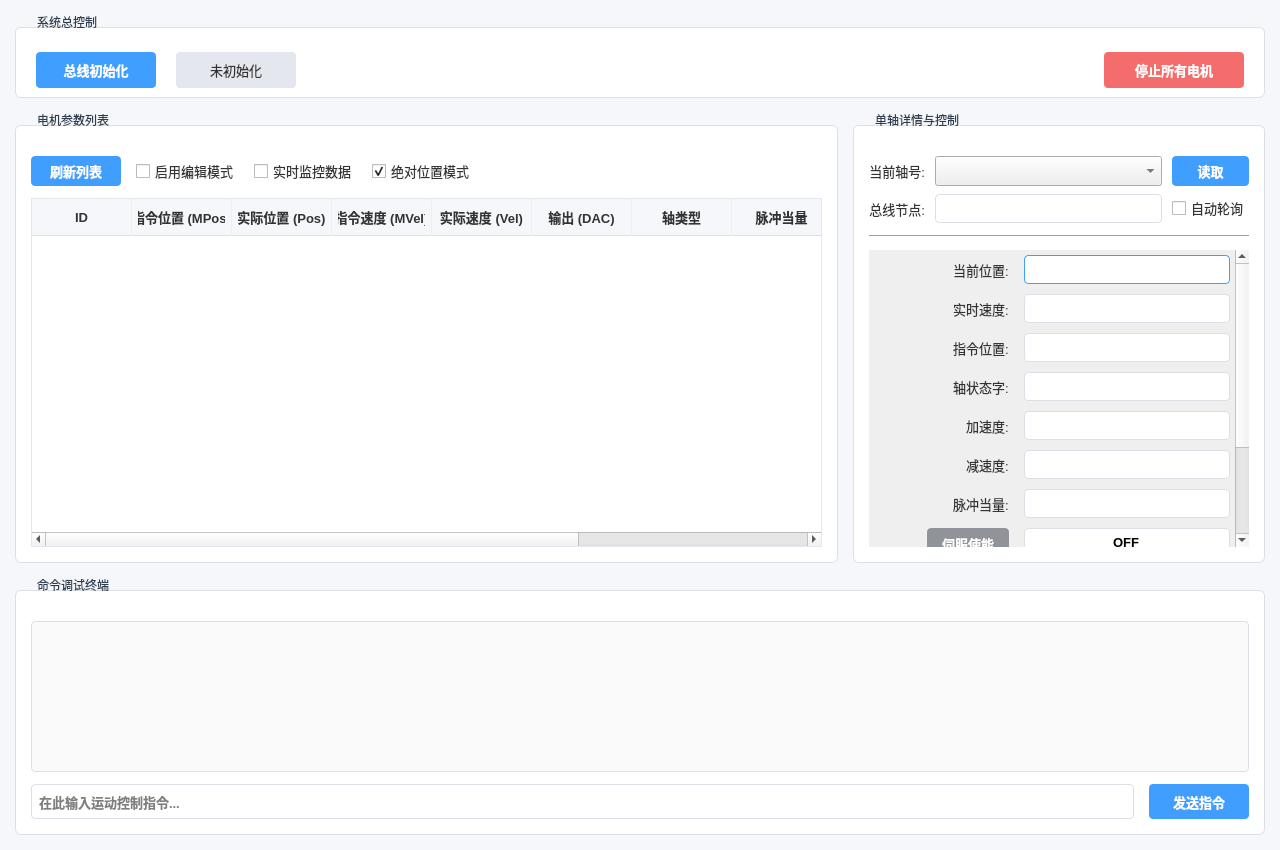
Before: the Qt Designer form forms/ControlPage.ui in Huier-git/Drill2tool, drawn with Qt 5.
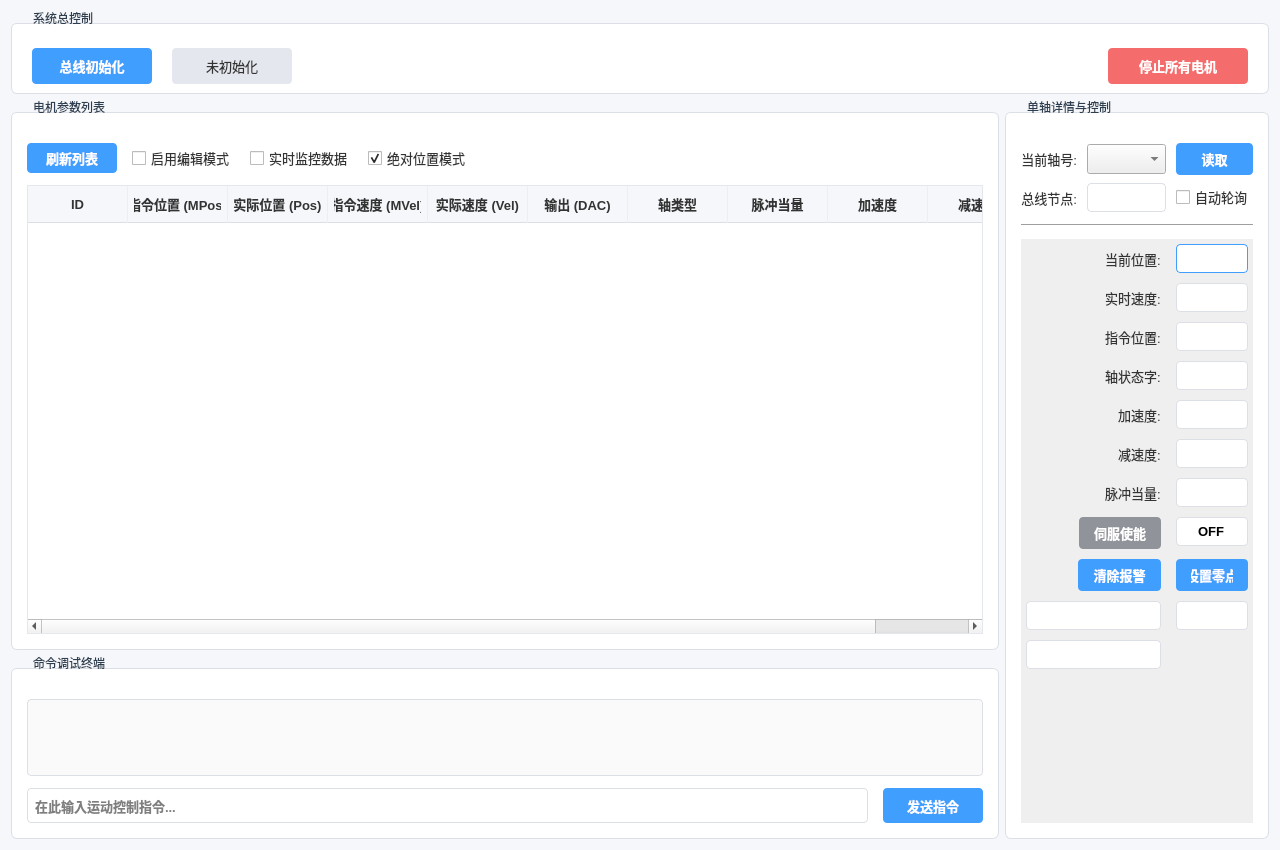
After: the same form once the commit is applied.

Diff of the .ui file:
```diff
--- a/forms/ControlPage.ui
+++ b/forms/ControlPage.ui
@@ -152,23 +152,8 @@
     font-size: 13px;
 }</string>
   </property>
-  <layout class="QVBoxLayout" name="verticalLayout_main">
-   <property name="spacing">
-    <number>15</number>
-   </property>
-   <property name="leftMargin">
-    <number>15</number>
-   </property>
-   <property name="topMargin">
-    <number>15</number>
-   </property>
-   <property name="rightMargin">
-    <number>15</number>
-   </property>
-   <property name="bottomMargin">
-    <number>15</number>
-   </property>
-   <item>
+  <layout class="QGridLayout" name="gridLayout">
+   <item row="0" column="0">
     <widget class="QGroupBox" name="group_control">
      <property name="title">
       <string>系统总控制</string>
@@ -250,11 +235,10 @@
      </layout>
     </widget>
    </item>
+   <item row="1" column="0">
+    <layout class="QHBoxLayout" name="horizontalLayout" stretch="4,1">
    <item>
-    <layout class="QHBoxLayout" name="horizontalLayout_content">
-     <property name="spacing">
-      <number>15</number>
-     </property>
+      <layout class="QVBoxLayout" name="verticalLayout" stretch="3,1">
      <item>
       <widget class="QGroupBox" name="group_motor_table">
        <property name="sizePolicy">
@@ -409,6 +393,68 @@
       </widget>
      </item>
      <item>
+        <widget class="QGroupBox" name="group_command">
+         <property name="title">
+          <string>命令调试终端</string>
+         </property>
+         <layout class="QVBoxLayout" name="verticalLayout_cmd">
+          <property name="spacing">
+           <number>12</number>
+          </property>
+          <property name="leftMargin">
+           <number>15</number>
+          </property>
+          <property name="topMargin">
+           <number>15</number>
+          </property>
+          <property name="rightMargin">
+           <number>15</number>
+          </property>
+          <property name="bottomMargin">
+           <number>15</number>
+          </property>
+          <item>
+           <widget class="QTextBrowser" name="tb_cmd_window"/>
+          </item>
+          <item>
+           <layout class="QHBoxLayout" name="horizontalLayout_cmd">
+            <property name="spacing">
+             <number>15</number>
+            </property>
+            <item>
+             <widget class="QLineEdit" name="tx_cmd">
+              <property name="minimumSize">
+               <size>
+                <width>0</width>
+                <height>35</height>
+               </size>
+              </property>
+              <property name="placeholderText">
+               <string>在此输入运动控制指令...</string>
+              </property>
+             </widget>
+            </item>
+            <item>
+             <widget class="QPushButton" name="btn_send_cmd">
+              <property name="minimumSize">
+               <size>
+                <width>100</width>
+                <height>35</height>
+               </size>
+              </property>
+              <property name="text">
+               <string>发送指令</string>
+              </property>
+             </widget>
+            </item>
+           </layout>
+          </item>
+         </layout>
+        </widget>
+       </item>
+      </layout>
+     </item>
+     <item>
       <widget class="QGroupBox" name="group_axis_info">
        <property name="sizePolicy">
         <sizepolicy hsizetype="Expanding" vsizetype="Preferred">
@@ -525,8 +571,8 @@
             <rect>
              <x>0</x>
              <y>0</y>
-             <width>362</width>
-             <height>369</height>
+             <width>232</width>
+             <height>586</height>
             </rect>
            </property>
            <layout class="QFormLayout" name="formLayout_params">
@@ -719,66 +765,6 @@
      </item>
     </layout>
    </item>
-   <item>
-    <widget class="QGroupBox" name="group_command">
-     <property name="title">
-      <string>命令调试终端</string>
-     </property>
-     <layout class="QVBoxLayout" name="verticalLayout_cmd">
-      <property name="spacing">
-       <number>12</number>
-      </property>
-      <property name="leftMargin">
-       <number>15</number>
-      </property>
-      <property name="topMargin">
-       <number>15</number>
-      </property>
-      <property name="rightMargin">
-       <number>15</number>
-      </property>
-      <property name="bottomMargin">
-       <number>15</number>
-      </property>
-      <item>
-       <widget class="QTextBrowser" name="tb_cmd_window"/>
-      </item>
-      <item>
-       <layout class="QHBoxLayout" name="horizontalLayout_cmd">
-        <property name="spacing">
-         <number>15</number>
-        </property>
-        <item>
-         <widget class="QLineEdit" name="tx_cmd">
-          <property name="minimumSize">
-           <size>
-            <width>0</width>
-            <height>35</height>
-           </size>
-          </property>
-          <property name="placeholderText">
-           <string>在此输入运动控制指令...</string>
-          </property>
-         </widget>
-        </item>
-        <item>
-         <widget class="QPushButton" name="btn_send_cmd">
-          <property name="minimumSize">
-           <size>
-            <width>100</width>
-            <height>35</height>
-           </size>
-          </property>
-          <property name="text">
-           <string>发送指令</string>
-          </property>
-         </widget>
-        </item>
-       </layout>
-      </item>
-     </layout>
-    </widget>
-   </item>
   </layout>
  </widget>
  <resources/>
```
Lines whose indentation alone changed are shown as unchanged.
